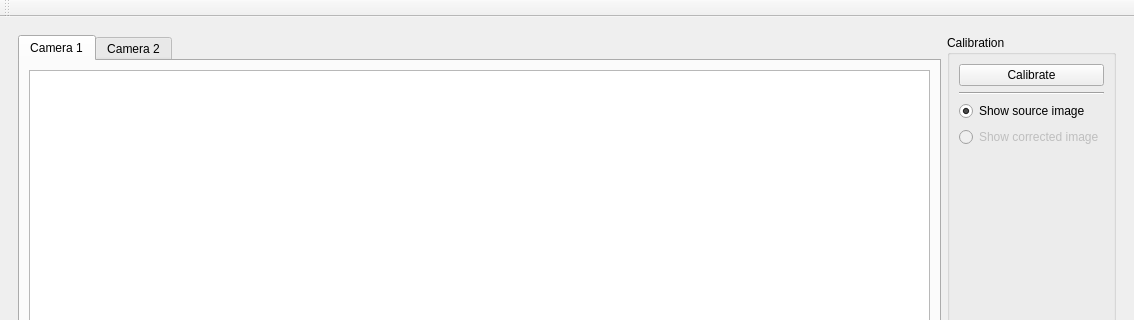
KITrokopter/gui-concepts, file calibrationwindow.ui: the form before one commit; both pictures show x 0 to 1134 and y 0 to 320 of the 1134 by 898 pixel window.
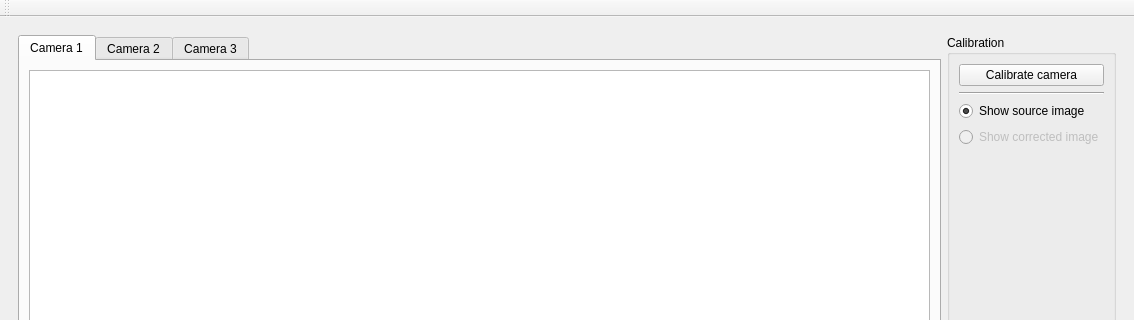
The form after the commit.

The edit to the form file:
```diff
--- a/calibrationwindow.ui
+++ b/calibrationwindow.ui
@@ -23,8 +23,11 @@
          <property name="currentIndex">
           <number>0</number>
          </property>
-         <property name="elideMode">
-          <enum>Qt::ElideNone</enum>
+         <property name="usesScrollButtons">
+          <bool>true</bool>
+         </property>
+         <property name="tabsClosable">
+          <bool>false</bool>
          </property>
          <widget class="QWidget" name="tab">
           <property name="accessibleName">
@@ -39,11 +42,16 @@
            </item>
           </layout>
          </widget>
-         <widget class="QWidget" name="tab_2">
+         <widget class="QWidget" name="tab_3">
           <attribute name="title">
            <string>Camera 2</string>
           </attribute>
          </widget>
+         <widget class="QWidget" name="tab_2">
+          <attribute name="title">
+           <string>Camera 3</string>
+          </attribute>
+         </widget>
         </widget>
        </item>
        <item>
@@ -55,7 +63,7 @@
           <item>
            <widget class="QPushButton" name="pushButton">
             <property name="text">
-             <string>Calibrate</string>
+             <string>Calibrate camera</string>
             </property>
            </widget>
           </item>
```
